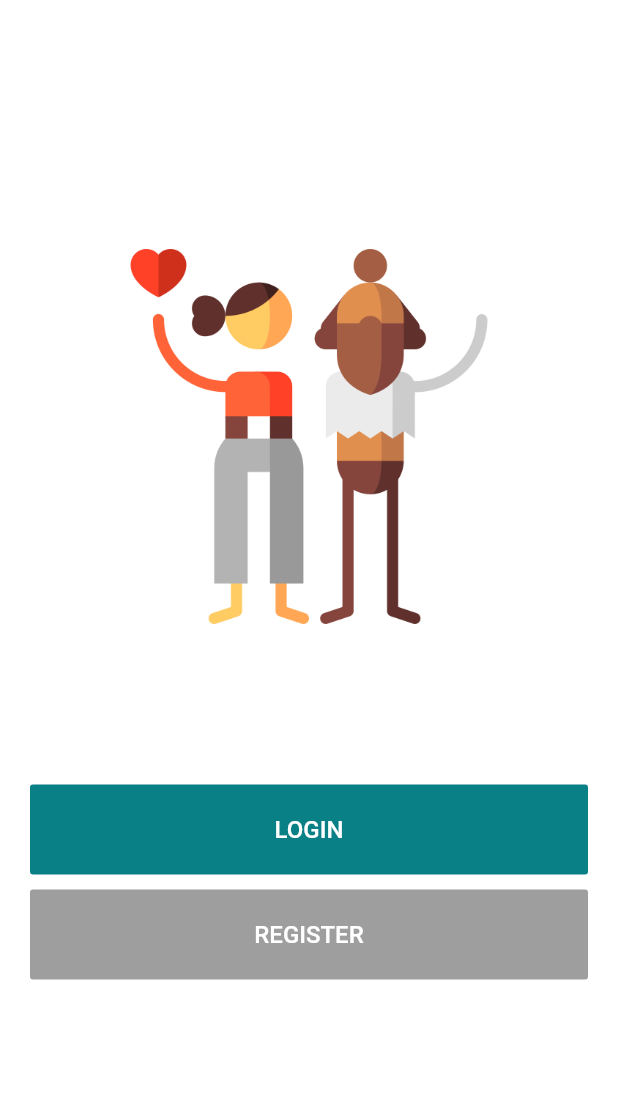
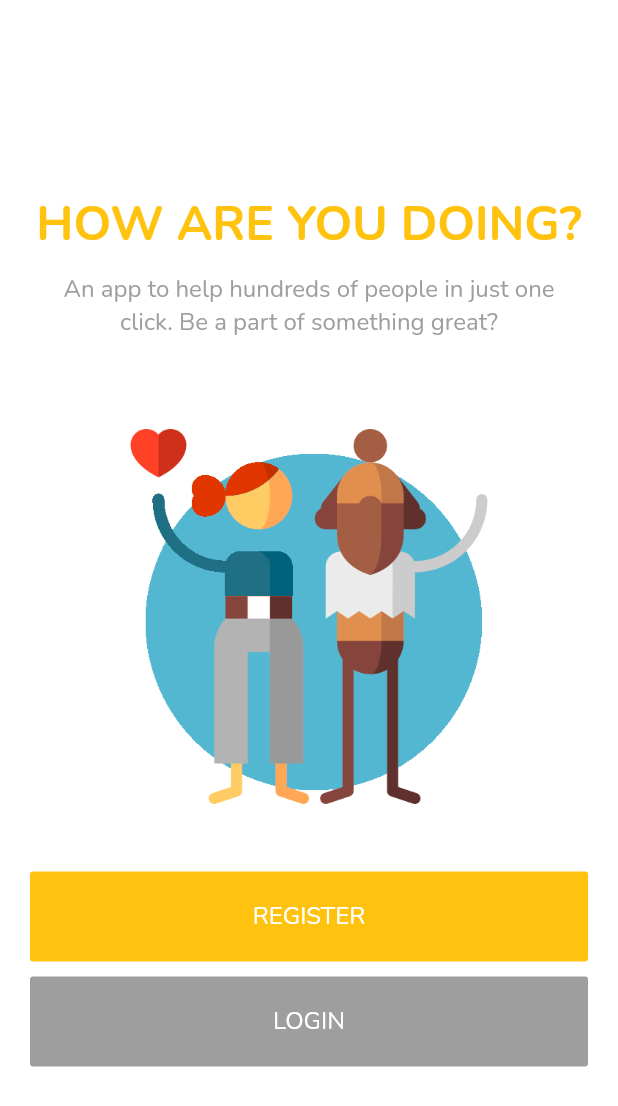
Before and after one commit to weronikazak/Google_Solution_Challenge, a Flutter app: the screen it shows after launch, on a phone screen of 412 x 824 dp. Shown: the top 1106 px of the screen. Run offline on Flutter 3.47's test engine with Material 2 defaults, Android fonts, the phone set to English and light mode, and no system bars; our stand-ins replace cloud_firestore, firebase_auth, firebase_core, google_maps_flutter, image_picker, location and 1 more; accounts and stored records are empty.

Commit message:
reconnect database, change constants for font size and colors, add custom font

```diff
--- a/lib/Screens/Shelter/shelter_details_screen.dart
+++ b/lib/Screens/Shelter/shelter_details_screen.dart
@@ -38,7 +38,8 @@ class ShelterDetailsScreenState extends State<ShelterDetailsScreen> {
                 mainAxisAlignment: MainAxisAlignment.center,
                 children: <Widget>[
                   Text("Add more details",
-                      style: TextStyle(fontSize: 30, color: kPrimaryColor),
+                      style: TextStyle(
+                          fontSize: klargeFontSize, color: kPrimaryColor),
                       textAlign: TextAlign.left),
                   SizedBox(height: 20),
                   Row(
@@ -143,7 +144,8 @@ class ShelterDetailsScreenState extends State<ShelterDetailsScreen> {
                     color: kPrimaryColor,
                     minWidth: double.maxFinite,
                     child: Text("CREATE ACCOUNT",
-                        style: TextStyle(color: Colors.white, fontSize: 16)),
+                        style: TextStyle(
+                            color: Colors.white, fontSize: ksmallFontSize)),
                     textColor: Colors.white,
                   ),
                 ],
--- a/lib/Screens/Shelter/shelter_main_page.dart
+++ b/lib/Screens/Shelter/shelter_main_page.dart
@@ -4,7 +4,6 @@ import 'package:gsc_project/Screens/Welcome/welcome_screen.dart';
 import 'package:gsc_project/Services/auth.dart';
 
 import '../../constants.dart';
-import 'arguments.dart';
 
 class ShelterMainPage extends StatelessWidget {
   const ShelterMainPage({Key key}) : super(key: key);
@@ -17,7 +16,6 @@ class ShelterMainPage extends StatelessWidget {
     return Scaffold(
         appBar: AppBar(
           iconTheme: IconThemeData(color: kPrimaryColor),
-          title: Text("Go back"),
           foregroundColor: kPrimaryColor,
           backgroundColor: Colors.white,
           elevation: 0,
@@ -59,7 +57,8 @@ class ShelterMainPage extends StatelessWidget {
                   ),
                   Text(
                     "Organisation's name",
-                    style: TextStyle(color: kPrimaryColor, fontSize: 30),
+                    style: TextStyle(
+                        color: kPrimaryColor, fontSize: klargeFontSize),
                   ),
                 ],
               ),
--- a/lib/Screens/User/donate.dart
+++ b/lib/Screens/User/donate.dart
@@ -1,7 +1,6 @@
 import 'package:flutter/cupertino.dart';
 import 'package:flutter/material.dart';
 import 'package:cloud_firestore/cloud_firestore.dart';
-import '../../constants.dart';
 import '../../constants.dart';
 
 FirebaseFirestore firestore = FirebaseFirestore.instance;
--- a/lib/Screens/User/user_main_screen.dart
+++ b/lib/Screens/User/user_main_screen.dart
@@ -17,8 +17,8 @@ class UserMainScreen extends StatelessWidget {
     return Scaffold(
         appBar: AppBar(
           iconTheme: IconThemeData(color: kPrimaryColor),
-          title: Text("Go back"),
           foregroundColor: kPrimaryColor,
+
           backgroundColor: Colors.white,
           elevation: 0,
           actions: <Widget>[
--- a/lib/Screens/Welcome/welcome_screen.dart
+++ b/lib/Screens/Welcome/welcome_screen.dart
@@ -17,46 +17,36 @@ class _WelcomeScreenState extends State<WelcomeScreen> {
       body: Column(
         mainAxisAlignment: MainAxisAlignment.center,
         children: <Widget>[
-          // Image
+          SizedBox(
+            height: 20,
+          ),
+          Text(
+            "HOW ARE YOU DOING?",
+            textAlign: TextAlign.center,
+            style: TextStyle(
+                color: kPrimaryColor,
+                fontSize: klargeFontSize,
+                fontWeight: FontWeight.bold),
+          ),
+          SizedBox(
+            height: 10,
+          ),
+          Padding(
+            padding: EdgeInsets.symmetric(horizontal: 30),
+            child: Text(
+              "An app to help hundreds of people in just one click. Be a part of something great?",
+              textAlign: TextAlign.center,
+              style: TextStyle(color: Colors.grey, fontSize: ksmallFontSize),
+            ),
+          ),
+          SizedBox(
+            height: 60,
+          ),
           Image.asset(
             "assets/images/tochange_1.png",
             height: 250,
           ),
-          SizedBox(
-            height: 20,
-          ),
-          Text(
-            "Hello!",
-            textAlign: TextAlign.center,
-            style: TextStyle(color: Colors.white, fontSize: 20),
-          ),
-          SizedBox(
-            height: 20,
-          ),
-          Text(
-            "Help thousands of people just in one click!",
-            textAlign: TextAlign.center,
-            style: TextStyle(color: Colors.white, fontSize: 16),
-          ),
-          SizedBox(height: 20),
-          Container(
-            padding: EdgeInsets.symmetric(vertical: 5, horizontal: 20),
-            child: MaterialButton(
-              onPressed: () {
-                // Navigator.pushNamed(context, "/login");
-                Navigator.push(context,
-                    MaterialPageRoute(builder: (context) => LoginPage()));
-              },
-              elevation: 0,
-              height: buttonHeight,
-              color: kPrimaryColor,
-              minWidth: double.maxFinite,
-              child: Text("LOGIN",
-                  style: TextStyle(color: Colors.white, fontSize: 16)),
-              textColor: Colors.white,
-            ),
-          ),
-
+          SizedBox(height: 40),
           Container(
             padding: EdgeInsets.symmetric(vertical: 5, horizontal: 20),
             child: MaterialButton(
@@ -69,10 +59,28 @@ class _WelcomeScreenState extends State<WelcomeScreen> {
               },
               elevation: 0,
               height: buttonHeight,
+              color: kPrimaryColor,
+              minWidth: double.maxFinite,
+              child:
+                  Text("REGISTER", style: TextStyle(fontSize: ksmallFontSize)),
+              textColor: Colors.white,
+            ),
+          ),
+          Container(
+            padding: EdgeInsets.symmetric(vertical: 5, horizontal: 20),
+            child: MaterialButton(
+              onPressed: () {
+                // Navigator.pushNamed(context, "/login");
+                Navigator.push(context,
+                    MaterialPageRoute(builder: (context) => LoginPage()));
+              },
+              elevation: 0,
+              height: buttonHeight,
               color: Colors.grey,
               minWidth: double.maxFinite,
-              child: Text("REGISTER",
-                  style: TextStyle(color: Colors.white, fontSize: 16)),
+              child: Text("LOGIN",
+                  style:
+                      TextStyle(color: Colors.white, fontSize: ksmallFontSize)),
               textColor: Colors.white,
             ),
           ),
--- a/lib/constants.dart
+++ b/lib/constants.dart
@@ -1,7 +1,9 @@
 import 'package:flutter/material.dart';
 
 // TO CHANGE
-const kPrimaryColor = Color(0xFF088086);
+// const kblue = Color(0xFF088086);
+const kPrimaryColor = Color(0xFFffc30f);
 const kSecondaryColor = Color(0xFFffd042);
-const ktitleSize = 30;
-const kdescriptionSize = 16;
+const double ksmallFontSize = 16;
+const double kmediumFontSize = 24;
+const double klargeFontSize = 32;
--- a/lib/main.dart
+++ b/lib/main.dart
@@ -1,13 +1,6 @@
 import 'package:firebase_core/firebase_core.dart';
 import 'package:flutter/material.dart';
-import 'package:gsc_project/Screens/Register/profile_type_screen.dart';
-import 'package:gsc_project/Screens/Register/shelter_register_screen.dart';
-import 'package:gsc_project/Screens/Register/user_register_screen.dart';
-import 'package:gsc_project/Screens/Shelter/shelter_details_screen.dart';
 import 'package:gsc_project/Screens/Shelter/shelter_main_page.dart';
-import 'package:gsc_project/Screens/User/user_main_screen.dart';
-import 'package:gsc_project/Screens/Welcome/welcome_screen.dart';
-import 'package:gsc_project/Screens/Login/login_screen.dart';
 import 'package:gsc_project/Services/auth.dart';
 import 'package:gsc_project/constants.dart';
 
@@ -38,7 +31,9 @@ class MyApp extends StatelessWidget {
       routes: {"/shelterMain": (context) => ShelterMainPage()},
       title: 'Kind-Hearted',
       theme: ThemeData(
-          primaryColor: kPrimaryColor, scaffoldBackgroundColor: Colors.white),
+          fontFamily: "Nunito",
+          primaryColor: kPrimaryColor,
+          scaffoldBackgroundColor: Colors.white),
       debugShowMaterialGrid: false,
       home: AuthService().handleAuth(),
     );
```
Also changed, not shown: lib/Screens/Login/login_screen.dart (+34 -16 lines), lib/Screens/Register/profile_type_screen.dart (+24 -7 lines), lib/Screens/Register/shelter_register_screen.dart (+26 -17 lines), lib/Screens/Register/user_register_screen.dart (+41 -31 lines), lib/Screens/User/user_report_questionaire.dart (+8 -29 lines), lib/Services/auth.dart (+5 -5 lines), pubspec.yaml (+7 -0 lines), assets/fonts/Nunito-Bold.ttf (added), assets/fonts/Nunito-Regular.ttf (added), assets/icons/user_1.png, assets/images/org_img.png (added), assets/images/tochange_1.png, 2 other files.
